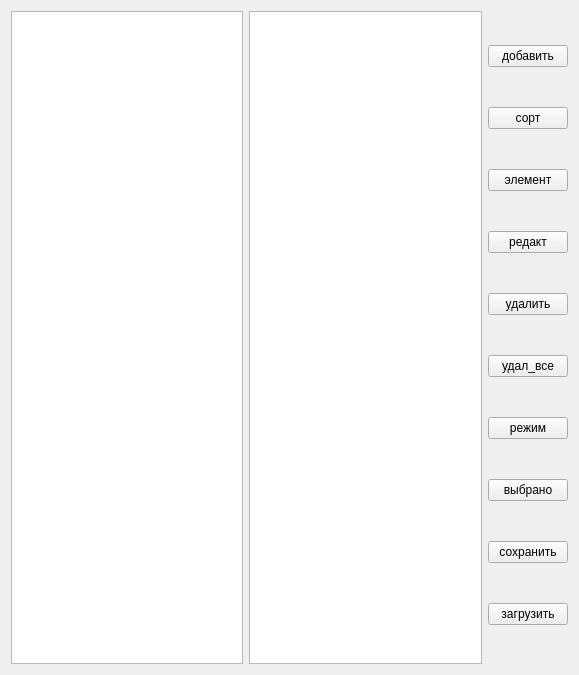
First picture: the form in 18_create_soft_links/create_soft_links/src/widget.ui, repository 8evgeny/GIT, before the edit.
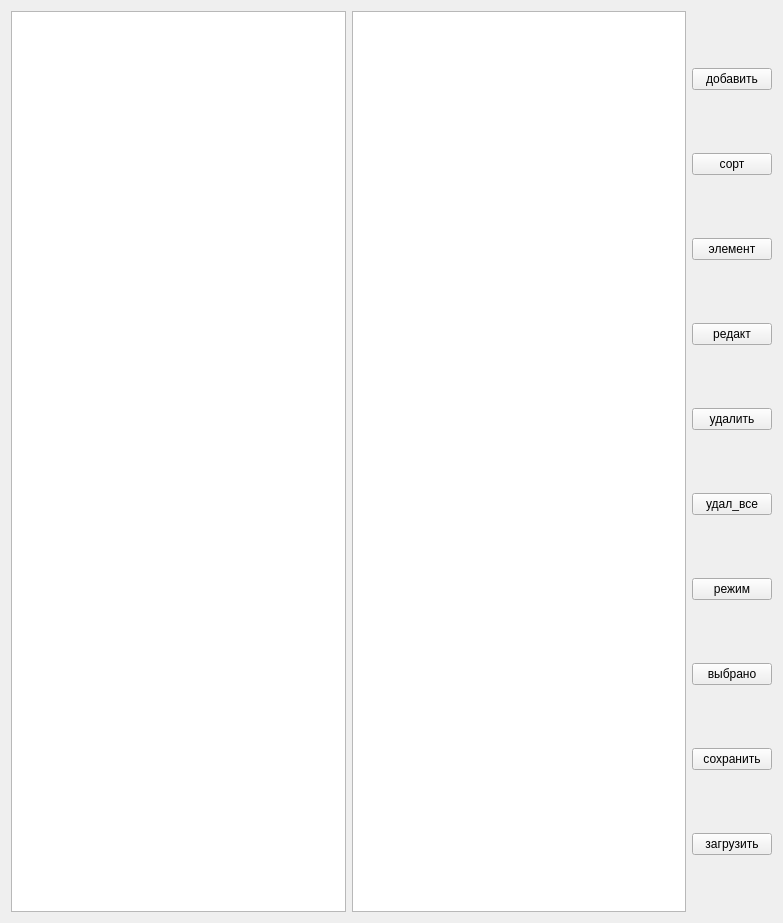
Second picture: the form after the edit.

```diff
--- a/18_create_soft_links/create_soft_links/src/widget.ui
+++ b/18_create_soft_links/create_soft_links/src/widget.ui
@@ -6,8 +6,8 @@
    <rect>
     <x>0</x>
     <y>0</y>
-    <width>579</width>
-    <height>675</height>
+    <width>783</width>
+    <height>923</height>
    </rect>
   </property>
   <property name="windowTitle">
```
